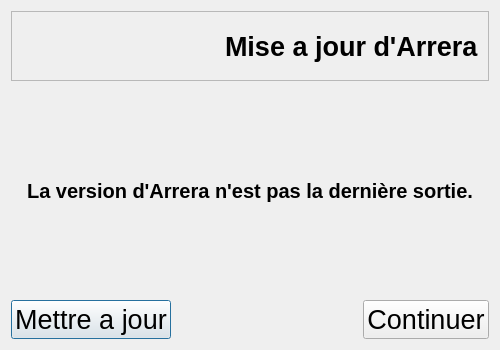
Arrera-Software/Arrera-Interface, file manager/update/windowsmaj.ui: the form before one commit.
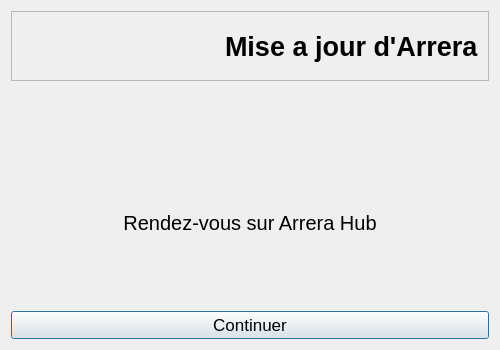
The form after the commit. Icons and pictures are not drawn. Custom widgets are drawn as their Qt base class.

Commit message: Modification du popup de mise a jour disponible

Patch:
```diff
--- a/manager/update/windowsmaj.ui
+++ b/manager/update/windowsmaj.ui
@@ -114,7 +114,7 @@
       <bool>false</bool>
      </property>
      <property name="text">
-      <string>La version d'Arrera n'est pas la dernière sortie.</string>
+      <string/>
      </property>
      <property name="scaledContents">
       <bool>false</bool>
@@ -138,28 +138,30 @@
     </spacer>
    </item>
    <item>
-    <layout class="QHBoxLayout" name="horizontalLayout_2">
-     <item>
-      <widget class="APushButton" name="IDC_MAJ">
+    <widget class="QLabel" name="LARRERAHUB">
        <property name="font">
         <font>
-         <pointsize>20</pointsize>
+       <pointsize>15</pointsize>
         </font>
        </property>
        <property name="text">
-        <string>Mettre a jour</string>
+      <string>Rendez-vous sur Arrera Hub
+</string>
+     </property>
+     <property name="alignment">
+      <set>Qt::AlignmentFlag::AlignCenter</set>
        </property>
       </widget>
      </item>
      <item>
-      <spacer name="horizontalSpacer_2">
+    <spacer name="verticalSpacer_3">
        <property name="orientation">
-        <enum>Qt::Orientation::Horizontal</enum>
+      <enum>Qt::Orientation::Vertical</enum>
        </property>
        <property name="sizeHint" stdset="0">
         <size>
-         <width>40</width>
-         <height>20</height>
+       <width>20</width>
+       <height>40</height>
         </size>
        </property>
       </spacer>
@@ -168,15 +170,13 @@
       <widget class="APushButton" name="IDC_CONTINUE">
        <property name="font">
         <font>
-         <pointsize>20</pointsize>
+       <pointsize>13</pointsize>
         </font>
        </property>
        <property name="text">
         <string>Continuer</string>
        </property>
       </widget>
-     </item>
-    </layout>
    </item>
   </layout>
  </widget>
```
Lines whose indentation alone changed are shown as unchanged. The commit also changes 4 other files.
